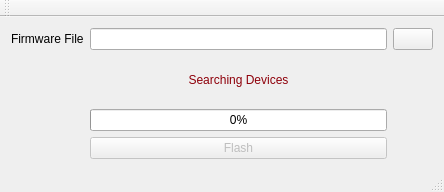
Qt form mainwindow.ui (paparazzi/paparazzi-flasher) before a commit.
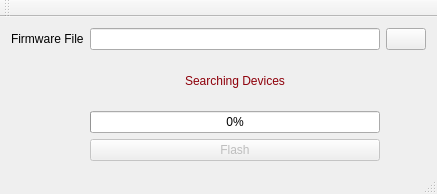
The same form after that commit. Icons and pictures are not drawn.

Commit message: Updated paparazzi logo.

What changed in the file:
```diff
--- a/mainwindow.ui
+++ b/mainwindow.ui
@@ -6,8 +6,8 @@
    <rect>
     <x>0</x>
     <y>0</y>
-    <width>444</width>
-    <height>192</height>
+    <width>437</width>
+    <height>194</height>
    </rect>
   </property>
   <property name="windowTitle">
@@ -63,10 +63,10 @@
       <widget class="QLabel" name="label">
        <property name="geometry">
         <rect>
-         <x>10</x>
+         <x>0</x>
          <y>0</y>
          <width>71</width>
-         <height>61</height>
+         <height>71</height>
         </rect>
        </property>
        <property name="text">
```
Left out of the diff: 2 changed lines with no effect on the pictures. The commit also changes 1 other file.
